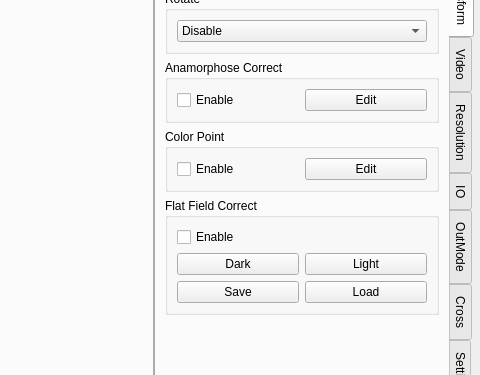
The window that mainwindow.ui (sltruman/mind-vision-example) describes before a commit, drawn with Qt 5; both pictures show x 895 to 1375 and y 218 to 593 of the 1375 by 770 pixel window.
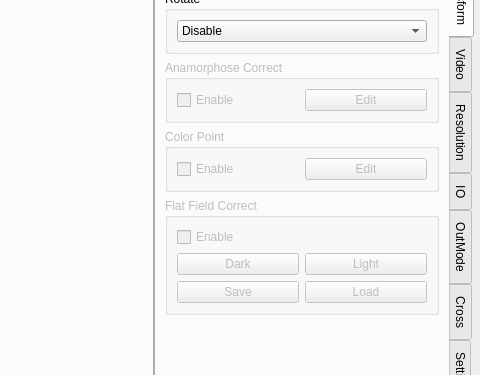
The same window after the commit. The open tabs and pages were chosen to show the change. Icons and pictures are not drawn. Custom widgets are drawn as their Qt base class.

Patch:
```diff
--- a/mainwindow.ui
+++ b/mainwindow.ui
@@ -1947,6 +1947,9 @@
         </item>
         <item>
          <widget class="QGroupBox" name="groupBox_24">
+          <property name="enabled">
+           <bool>false</bool>
+          </property>
           <property name="title">
            <string>Anamorphose Correct</string>
           </property>
@@ -1960,6 +1963,9 @@
            </item>
            <item>
             <widget class="QPushButton" name="pushButton_3">
+             <property name="enabled">
+              <bool>false</bool>
+             </property>
              <property name="text">
               <string>Edit</string>
              </property>
@@ -1970,6 +1976,9 @@
         </item>
         <item>
          <widget class="QGroupBox" name="groupBox_25">
+          <property name="enabled">
+           <bool>false</bool>
+          </property>
           <property name="title">
            <string>Color Point</string>
           </property>
@@ -1983,6 +1992,9 @@
            </item>
            <item>
             <widget class="QPushButton" name="pushButton_4">
+             <property name="enabled">
+              <bool>false</bool>
+             </property>
              <property name="text">
               <string>Edit</string>
              </property>
@@ -1993,6 +2005,9 @@
         </item>
         <item>
          <widget class="QGroupBox" name="groupBox_26">
+          <property name="enabled">
+           <bool>false</bool>
+          </property>
           <property name="title">
            <string>Flat Field Correct</string>
           </property>
```
Left out of the diff: 57 changed lines with no effect on the pictures.
